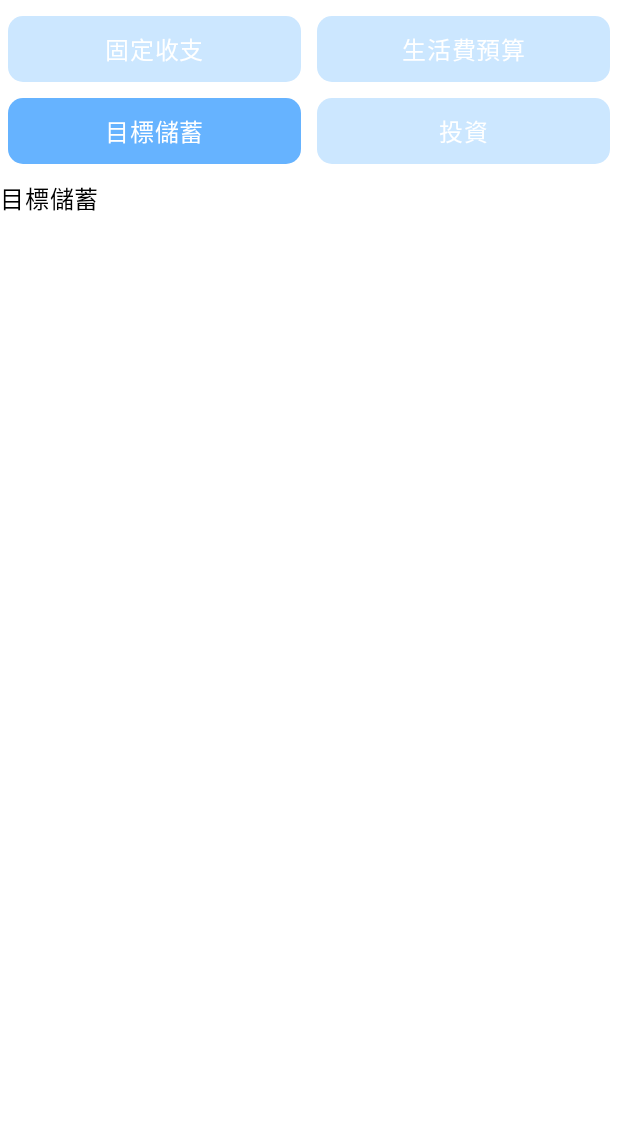
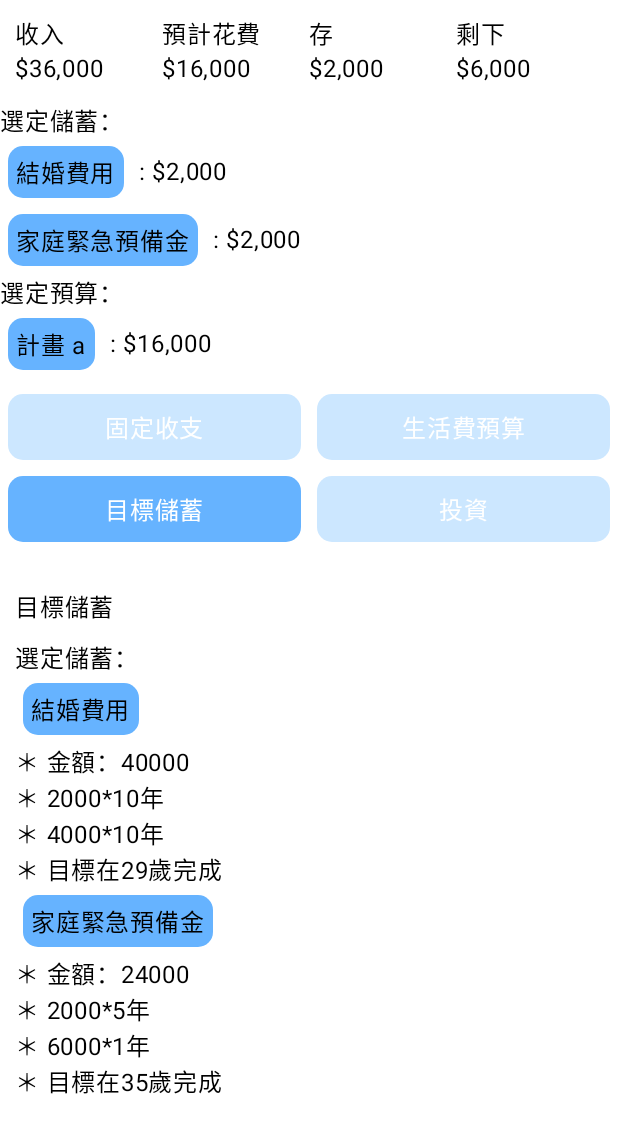
Before and after one commit to kikiouo201/FullMoonMoney, an Android app built with Jetpack Compose: the @Preview function ProjectPreview, on a phone screen of 412 x 824 dp. Shown: the top 1133 px of the screen. Run offline under Robolectric (Android 15) with nearby library versions, the light colour scheme and no system bars.

Commit message:
Add status to display revenue application

```diff
--- a/app/src/main/java/com/example/fullmoonmoney/ui/project/LivingExpensesBudget.kt
+++ b/app/src/main/java/com/example/fullmoonmoney/ui/project/LivingExpensesBudget.kt
@@ -153,8 +153,7 @@ fun BudgetItem(name: String, total: Int, percentage: String, budgetItemList: Lis
                     Icon(
                         modifier = Modifier
                             .padding(10.dp)
-                            .size(30.dp)
-                            .clickable { },
+                            .size(30.dp),
                         imageVector = Icons.Filled.AddCircle,
                         contentDescription = "AddCircle",
                         tint = MaterialTheme.colorScheme.secondary
--- a/app/src/main/java/com/example/fullmoonmoney/ui/project/Project.kt
+++ b/app/src/main/java/com/example/fullmoonmoney/ui/project/Project.kt
@@ -3,6 +3,8 @@ package com.example.fullmoonmoney.ui.project
 import androidx.compose.foundation.background
 import androidx.compose.foundation.clickable
 import androidx.compose.foundation.layout.Column
+import androidx.compose.foundation.layout.Row
+import androidx.compose.foundation.layout.fillMaxWidth
 import androidx.compose.foundation.layout.heightIn
 import androidx.compose.foundation.layout.padding
 import androidx.compose.foundation.lazy.grid.GridCells
@@ -12,6 +14,7 @@ import androidx.compose.material3.MaterialTheme
 import androidx.compose.material3.Text
 import androidx.compose.runtime.Composable
 import androidx.compose.runtime.getValue
+import androidx.compose.ui.Alignment
 import androidx.compose.ui.Modifier
 import androidx.compose.ui.draw.clip
 import androidx.compose.ui.graphics.Color
@@ -22,13 +25,71 @@ import androidx.compose.ui.tooling.preview.Preview
 import androidx.compose.ui.unit.dp
 import androidx.lifecycle.compose.collectAsStateWithLifecycle
 import androidx.lifecycle.viewmodel.compose.viewModel
+import com.example.fullmoonmoney.ui.dataFormat.formatCurrency
 import com.example.fullmoonmoney.ui.theme.FullMoonMoneyTheme
 
 @Composable
 fun Project(viewModel: ProjectViewModel = viewModel()) {
     val viewState by viewModel.state.collectAsStateWithLifecycle()
 
-    Column {
+    Column(Modifier.fillMaxWidth()) {
+        Row(
+            Modifier
+                .padding(10.dp)
+                .fillMaxWidth()
+        ) {
+            Column(Modifier.weight(1f)) {
+                Text(text = "收入")
+                Text(text = formatCurrency(36000))
+            }
+            Column(Modifier.weight(1f)) {
+                Text(text = "預計花費")
+                Text(text = formatCurrency(16000))
+            }
+            Column(Modifier.weight(1f)) {
+                Text(text = "存")
+                Text(text = formatCurrency(2000))
+            }
+            Column(Modifier.weight(1f)) {
+                Text(text = "剩下")
+                Text(text = formatCurrency(6000))
+            }
+        }
+        Text(text = "選定儲蓄：")
+        Row(verticalAlignment = Alignment.CenterVertically) {
+            Text(
+                text = "結婚費用",
+                modifier = Modifier
+                    .padding(5.dp)
+                    .clip(RoundedCornerShape(10.dp))
+                    .background(MaterialTheme.colorScheme.primary)
+                    .padding(5.dp)
+            )
+            Text(text = " : " + formatCurrency(2000))
+        }
+        Row(verticalAlignment = Alignment.CenterVertically) {
+            Text(
+                text = "家庭緊急預備金",
+                modifier = Modifier
+                    .padding(5.dp)
+                    .clip(RoundedCornerShape(10.dp))
+                    .background(MaterialTheme.colorScheme.primary)
+                    .padding(5.dp)
+            )
+            Text(text = " : " + formatCurrency(2000))
+        }
+        Text(text = "選定預算：")
+        Row(verticalAlignment = Alignment.CenterVertically) {
+            Text(
+                text = "計畫 a",
+                modifier = Modifier
+                    .padding(5.dp)
+                    .clip(RoundedCornerShape(10.dp))
+                    .background(MaterialTheme.colorScheme.primary)
+                    .padding(5.dp)
+            )
+            Text(text = " : " + formatCurrency(16000))
+        }
         LazyVerticalGrid(
             modifier = Modifier
                 .heightIn(max = 700.dp)
--- a/app/src/main/java/com/example/fullmoonmoney/ui/project/TargetSavings.kt
+++ b/app/src/main/java/com/example/fullmoonmoney/ui/project/TargetSavings.kt
@@ -1,15 +1,53 @@
 package com.example.fullmoonmoney.ui.project
 
+import androidx.compose.foundation.background
+import androidx.compose.foundation.layout.Column
+import androidx.compose.foundation.layout.padding
+import androidx.compose.foundation.shape.RoundedCornerShape
+import androidx.compose.material3.MaterialTheme
 import androidx.compose.material3.Text
 import androidx.compose.runtime.Composable
+import androidx.compose.ui.Modifier
+import androidx.compose.ui.draw.clip
 import androidx.compose.ui.res.stringResource
 import androidx.compose.ui.tooling.preview.Preview
+import androidx.compose.ui.unit.dp
 import com.example.fullmoonmoney.R
 import com.example.fullmoonmoney.ui.theme.FullMoonMoneyTheme
 
 @Composable
 fun TargetSavings() {
-    Text(text = stringResource(id = R.string.target_savings))
+    Column(modifier = Modifier.padding(10.dp)) {
+        Text(
+            text = stringResource(id = R.string.target_savings),
+            modifier = Modifier.padding(vertical = 10.dp)
+        )
+        Text(text = "選定儲蓄：")
+        Text(
+            text = "結婚費用",
+            modifier = Modifier
+                .padding(5.dp)
+                .clip(RoundedCornerShape(10.dp))
+                .background(MaterialTheme.colorScheme.primary)
+                .padding(5.dp)
+        )
+        Text(text = "＊ 金額：40000")
+        Text(text = "＊ 2000*10年")
+        Text(text = "＊ 4000*10年")
+        Text(text = "＊ 目標在29歲完成")
+        Text(
+            text = "家庭緊急預備金",
+            modifier = Modifier
+                .padding(5.dp)
+                .clip(RoundedCornerShape(10.dp))
+                .background(MaterialTheme.colorScheme.primary)
+                .padding(5.dp)
+        )
+        Text(text = "＊ 金額：24000")
+        Text(text = "＊ 2000*5年")
+        Text(text = "＊ 6000*1年")
+        Text(text = "＊ 目標在35歲完成")
+    }
 }
 
 @Preview(showBackground = true)
```
